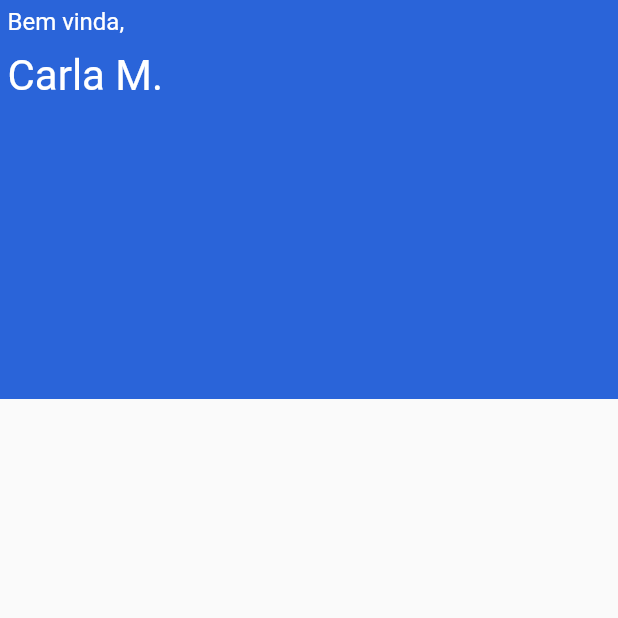
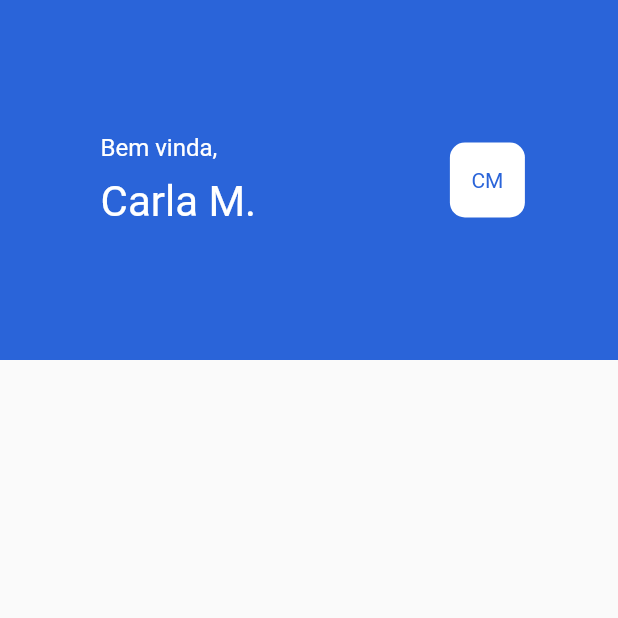
Before and after one commit to celsosoares/ST_Credit, a Flutter app: the HomeUser screen opened directly, on a phone screen of 412 x 824 dp, the top half of it. Run offline on Flutter 3.47's test engine with Material 2 defaults, Android fonts, the phone set to English and light mode, and no system bars; our stand-ins replace google_fonts.

Commit message:
finishing the structure of top of the screen

```diff
--- a/lib/pages/homeUser.dart
+++ b/lib/pages/homeUser.dart
@@ -17,20 +17,21 @@ class _HomeUserState extends State<HomeUser>{
       body: Column(
         children: [
           Container(
-            height: 266,
-            color: Color(0xFF2A64D9),
+                height: 240,
+                color: const Color(0xFF2A64D9),
                 child: Row(
-                children: [
-                  Column(
-                    crossAxisAlignment: CrossAxisAlignment.start,
-                    children: [const Padding(
+                   mainAxisAlignment: MainAxisAlignment.spaceAround,
+                  children: [ const Column(
+                      mainAxisAlignment:  MainAxisAlignment.center,
+                      crossAxisAlignment:  CrossAxisAlignment.start,
+                      children: [Padding(
                           padding: EdgeInsets.all(5),
                           child: Text(
                             'Bem vinda,',
                             style: TextStyle(fontSize: 16, color: Color(0xFFFFFFFF)),
                           ))
                         ,
-                      const Padding(
+                         Padding(
                           padding: EdgeInsets.all(5),
                           child: Text(
                             "Carla M.",
@@ -38,10 +39,20 @@ class _HomeUserState extends State<HomeUser>{
                           ),
                         )
                       ],
+                    ),
+                    Container(
+                      height: 50,
+                      width: 50,
+                      decoration: BoxDecoration(
+                        color: Colors.white,
+                      borderRadius: BorderRadius.circular(10), // Define o raio dos cantos
+                    ),
+                      child: const Center(child:
+                       Text("CM", style: TextStyle(color: Color(0xFF2A64D9))))
                     )
                   ],
+                ),
             )
-          ),
         ],
       ),
     );
```
Lines whose indentation alone changed are shown as unchanged.
